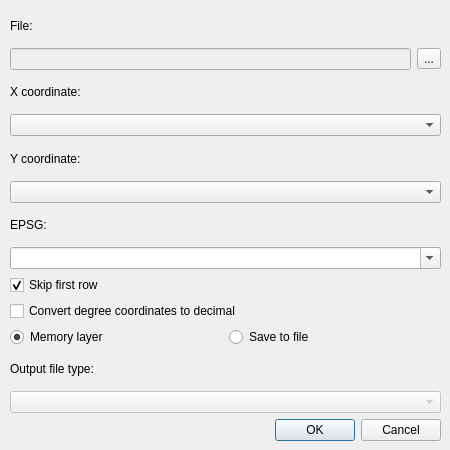
Above: spreadsheet_dialog_base.ui from schulzsebastian/qgisplugin_spreadsheet before the change. Below: the same form after it.
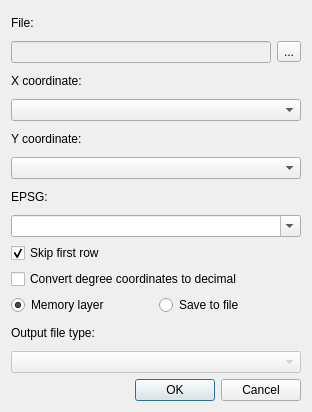
That is the form after the change.

Diff of the .ui file:
```diff
--- a/spreadsheet_dialog_base.ui
+++ b/spreadsheet_dialog_base.ui
@@ -6,23 +6,14 @@
    <rect>
     <x>0</x>
     <y>0</y>
-    <width>450</width>
-    <height>450</height>
+    <width>312</width>
+    <height>412</height>
    </rect>
   </property>
   <property name="windowTitle">
    <string>Spreadsheet</string>
   </property>
-  <widget class="QWidget" name="verticalLayoutWidget">
-   <property name="geometry">
-    <rect>
-     <x>10</x>
-     <y>10</y>
-     <width>431</width>
-     <height>431</height>
-    </rect>
-   </property>
-   <layout class="QVBoxLayout" name="verticalLayout_2">
+  <layout class="QVBoxLayout" name="verticalLayout">
     <item>
      <widget class="QLabel" name="label">
       <property name="text">
@@ -31,7 +22,7 @@
      </widget>
     </item>
     <item>
-     <layout class="QHBoxLayout" name="horizontalLayout">
+    <layout class="QHBoxLayout" name="horizontalLayout_3">
       <item>
        <widget class="QLineEdit" name="lineEdit">
         <property name="enabled">
@@ -106,7 +97,7 @@
      </widget>
     </item>
     <item>
-     <layout class="QHBoxLayout" name="horizontalLayout_2">
+    <layout class="QHBoxLayout" name="horizontalLayout_4">
       <item>
        <widget class="QRadioButton" name="radioButton_2">
         <property name="text">
@@ -155,7 +146,6 @@
     </item>
    </layout>
   </widget>
- </widget>
  <resources/>
  <connections>
   <connection>
```
Left out of the diff: 8 changed lines with no effect on the pictures. Lines whose indentation alone changed are shown as unchanged.
